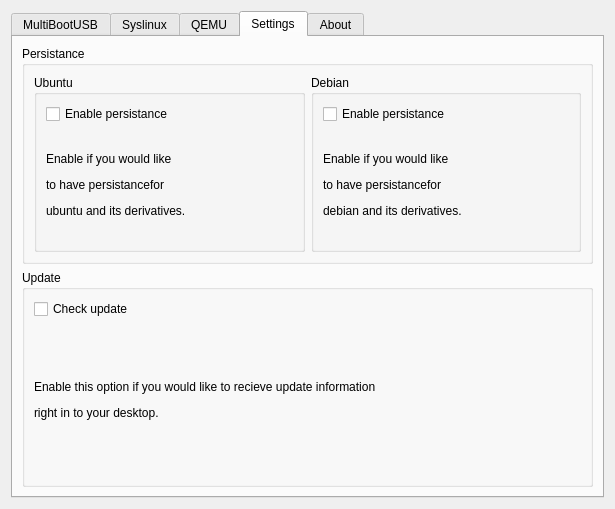
The window that scripts/gui/multibootusb.ui (mbusb/multibootusb) describes before a commit, drawn with Qt 5.
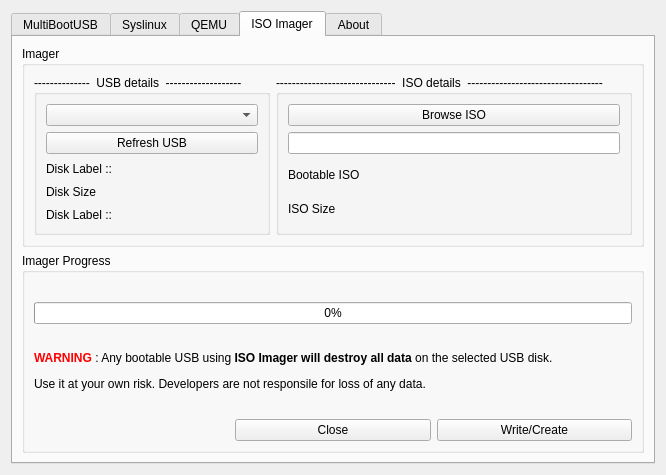
The same window after the commit. The open tabs and pages were chosen to show the change. Icons and pictures are not drawn.

Commit message: Added ISO Imager GUI widgets

```diff
--- a/scripts/gui/multibootusb.ui
+++ b/scripts/gui/multibootusb.ui
@@ -6,8 +6,8 @@
    <rect>
     <x>0</x>
     <y>0</y>
-    <width>615</width>
-    <height>509</height>
+    <width>627</width>
+    <height>445</height>
    </rect>
   </property>
   <property name="windowTitle">
@@ -549,7 +549,7 @@
      </widget>
      <widget class="QWidget" name="settings">
       <attribute name="title">
-       <string>Settings</string>
+       <string>ISO Imager</string>
       </attribute>
       <layout class="QHBoxLayout" name="horizontalLayout_7">
        <item>
@@ -557,7 +557,7 @@
          <item row="1" column="0">
           <widget class="QGroupBox" name="groupBox_7">
            <property name="title">
-            <string>Persistance</string>
+            <string>Imager</string>
            </property>
            <layout class="QVBoxLayout" name="verticalLayout_6">
             <item>
@@ -565,20 +565,37 @@
               <item row="0" column="0">
                <widget class="QGroupBox" name="groupBox_9">
                 <property name="title">
-                 <string>Ubuntu</string>
+                 <string>--------------  USB details  -------------------</string>
                 </property>
                 <layout class="QVBoxLayout" name="verticalLayout_8">
                  <item>
-                  <widget class="QCheckBox" name="checkBox">
+                  <widget class="QComboBox" name="comboBox_2"/>
+                 </item>
+                 <item>
+                  <widget class="QPushButton" name="pushbtn_imager_refreshusb">
                    <property name="text">
-                    <string>Enable persistance</string>
+                    <string>Refresh USB</string>
                    </property>
                   </widget>
                  </item>
                  <item>
                   <widget class="QLabel" name="label_8">
                    <property name="text">
-                    <string>&lt;html&gt;&lt;head/&gt;&lt;body&gt;&lt;p&gt;Enable if you would like &lt;/p&gt;&lt;p&gt;to have persistancefor &lt;/p&gt;&lt;p&gt;ubuntu and its derivatives.&lt;/p&gt;&lt;/body&gt;&lt;/html&gt;</string>
+                    <string>Disk Label ::</string>
+                   </property>
+                  </widget>
+                 </item>
+                 <item>
+                  <widget class="QLabel" name="imager_total_size">
+                   <property name="text">
+                    <string>Disk Size</string>
+                   </property>
+                  </widget>
+                 </item>
+                 <item>
+                  <widget class="QLabel" name="imager_uuid">
+                   <property name="text">
+                    <string>Disk Label ::</string>
                    </property>
                   </widget>
                  </item>
@@ -588,20 +605,30 @@
               <item row="0" column="1">
                <widget class="QGroupBox" name="groupBox_10">
                 <property name="title">
-                 <string>Debian</string>
+                 <string>------------------------------  ISO details  ----------------------------------</string>
                 </property>
                 <layout class="QVBoxLayout" name="verticalLayout_9">
                  <item>
-                  <widget class="QCheckBox" name="checkBox_2">
+                  <widget class="QPushButton" name="pushButton">
                    <property name="text">
-                    <string>Enable persistance</string>
+                    <string>Browse ISO</string>
                    </property>
                   </widget>
                  </item>
                  <item>
-                  <widget class="QLabel" name="label_9">
+                  <widget class="QLineEdit" name="lineEdit_3"/>
+                 </item>
+                 <item>
+                  <widget class="QLabel" name="imager_bootable">
                    <property name="text">
-                    <string>&lt;html&gt;&lt;head/&gt;&lt;body&gt;&lt;p&gt;Enable if you would like &lt;/p&gt;&lt;p&gt;to have persistancefor &lt;/p&gt;&lt;p&gt;debian and its derivatives.&lt;/p&gt;&lt;/body&gt;&lt;/html&gt;</string>
+                    <string>Bootable ISO</string>
+                   </property>
+                  </widget>
+                 </item>
+                 <item>
+                  <widget class="QLabel" name="imager_iso_size">
+                   <property name="text">
+                    <string>ISO Size</string>
                    </property>
                   </widget>
                  </item>
@@ -616,22 +643,49 @@
          <item row="2" column="0">
           <widget class="QGroupBox" name="groupBox_8">
            <property name="title">
-            <string>Update</string>
+            <string>Imager Progress</string>
            </property>
            <layout class="QVBoxLayout" name="verticalLayout_7">
+            <item>
+             <widget class="QLabel" name="imager_label_status">
+              <property name="sizePolicy">
+               <sizepolicy hsizetype="Preferred" vsizetype="Fixed">
+                <horstretch>0</horstretch>
+                <verstretch>0</verstretch>
+               </sizepolicy>
+              </property>
+              <property name="text">
+               <string/>
+              </property>
+             </widget>
+            </item>
             <item>
              <layout class="QGridLayout" name="gridLayout_12">
-              <item row="0" column="0">
-               <widget class="QCheckBox" name="checkBox_3">
+              <item row="2" column="2">
+               <widget class="QPushButton" name="imager_write">
                 <property name="text">
-                 <string>Check update</string>
+                 <string>Write/Create</string>
                 </property>
                </widget>
               </item>
-              <item row="1" column="0">
+              <item row="2" column="1">
+               <widget class="QPushButton" name="imager_close">
+                <property name="text">
+                 <string>Close</string>
+                </property>
+               </widget>
+              </item>
+              <item row="1" column="0" colspan="3">
                <widget class="QLabel" name="label_10">
                 <property name="text">
-                 <string>&lt;html&gt;&lt;head/&gt;&lt;body&gt;&lt;p&gt;Enable this option if you would like to recieve update information &lt;/p&gt;&lt;p&gt;right in to your desktop.&lt;/p&gt;&lt;/body&gt;&lt;/html&gt;</string>
+                 <string>&lt;html&gt;&lt;head/&gt;&lt;body&gt;&lt;p&gt;&lt;span style=&quot; font-weight:600; color:#ff0000;&quot;&gt;WARNING&lt;/span&gt; : Any bootable USB using&lt;span style=&quot; font-weight:600;&quot;&gt; ISO Imager will destroy all data &lt;/span&gt;on the selected USB disk. &lt;/p&gt;&lt;p&gt;Use it at your own risk. Developers are not responsile for loss of any data.&lt;/p&gt;&lt;/body&gt;&lt;/html&gt;</string>
+                </property>
+               </widget>
+              </item>
+              <item row="0" column="0" colspan="3">
+               <widget class="QProgressBar" name="imager_progressbar">
+                <property name="value">
+                 <number>0</number>
                 </property>
                </widget>
               </item>
```
Left out of the diff: 8 changed lines with no effect on the pictures.
